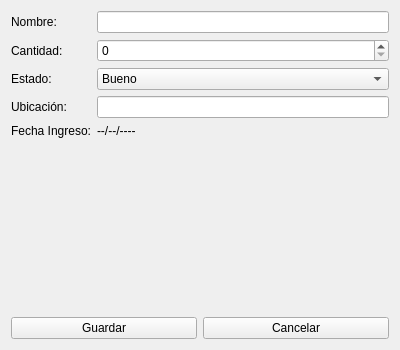
The window that src/vista/ui/ModificarMaterial.ui (OscaarMG/campasgym) describes before a commit, drawn with Qt 5.
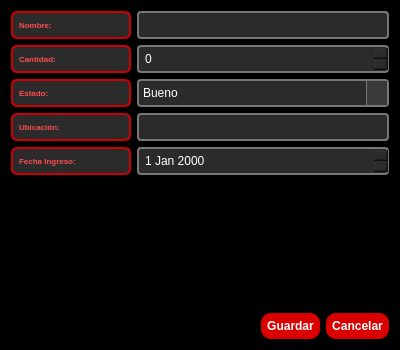
The same window after the commit.

What changed in the file:
```diff
--- a/src/vista/ui/ModificarMaterial.ui
+++ b/src/vista/ui/ModificarMaterial.ui
@@ -13,21 +13,75 @@
   <property name="windowTitle">
    <string>Modificar Material</string>
   </property>
+  <property name="styleSheet">
+   <string notr="true">background-color:#000000</string>
+  </property>
   <layout class="QVBoxLayout" name="verticalLayout">
    <item>
     <layout class="QFormLayout" name="formLayout">
      <item row="0" column="0">
       <widget class="QLabel" name="labelNombre">
+       <property name="minimumSize">
+        <size>
+         <width>120</width>
+         <height>0</height>
+        </size>
+       </property>
+       <property name="styleSheet">
+        <string notr="true">QLabel {
+    background-color: #2b2b2b;     
+    color: #ff4c4c;              
+    border: 2px solid #cc0000;     
+    padding: 4px;
+    font-size: 8px;
+    font-weight: bold;
+    border-radius: 6px;
+}
+
+</string>
+       </property>
        <property name="text">
         <string>Nombre:</string>
        </property>
       </widget>
      </item>
      <item row="0" column="1">
-      <widget class="QLineEdit" name="lineEditNombre"/>
+      <widget class="QLineEdit" name="lineEditNombre">
+       <property name="styleSheet">
+        <string notr="true">QLineEdit {
+    background-color: #2b2b2b;      
+    color: white;                   
+    border: 1.5px solid #777777;     
+    padding: 4px;
+    border-radius: 4px;
+    selection-background-color: #444444;
+    selection-color: #ff4c4c;        
+}
+</string>
+       </property>
+      </widget>
      </item>
      <item row="1" column="0">
       <widget class="QLabel" name="labelCantidad">
+       <property name="minimumSize">
+        <size>
+         <width>120</width>
+         <height>0</height>
+        </size>
+       </property>
+       <property name="styleSheet">
+        <string notr="true">QLabel {
+    background-color: #2b2b2b;     
+    color: #ff4c4c;              
+    border: 2px solid #cc0000;     
+    padding: 4px;
+    font-size: 8px;
+    font-weight: bold;
+    border-radius: 6px;
+}
+
+</string>
+       </property>
        <property name="text">
         <string>Cantidad:</string>
        </property>
@@ -35,6 +89,18 @@
      </item>
      <item row="1" column="1">
       <widget class="QSpinBox" name="spinBoxCantidad">
+       <property name="styleSheet">
+        <string notr="true">QSpinBox {
+    background-color: #2b2b2b;      
+    color: white;                   
+    border: 1.5px solid #777777;     
+    padding: 4px;
+    border-radius: 4px;
+    selection-background-color: #444444;
+    selection-color: #ff4c4c;        
+}
+</string>
+       </property>
        <property name="minimum">
         <number>0</number>
        </property>
@@ -42,6 +108,24 @@
      </item>
      <item row="2" column="0">
       <widget class="QLabel" name="labelEstado">
+       <property name="minimumSize">
+        <size>
+         <width>120</width>
+         <height>0</height>
+        </size>
+       </property>
+       <property name="styleSheet">
+        <string notr="true">QLabel {
+    background-color: #2b2b2b;     
+    color: #ff4c4c;              
+    border: 2px solid #cc0000;     
+    padding: 4px;
+    font-size: 8px;
+    font-weight: bold;
+    border-radius: 6px;
+}
+</string>
+       </property>
        <property name="text">
         <string>Estado:</string>
        </property>
@@ -49,6 +133,31 @@
      </item>
      <item row="2" column="1">
       <widget class="QComboBox" name="comboBoxEstado">
+       <property name="styleSheet">
+        <string notr="true">QComboBox {
+    background-color: #2b2b2b;   
+    color: white;                    
+    border: 1.5px solid #777777;     
+    padding: 4px;
+    border-radius: 4px;
+}
+
+QComboBox::drop-down {
+    subcontrol-origin: padding;
+    subcontrol-position: top right;
+    width: 20px;
+    border-left: 1px solid #777777;
+    background-color: #3a3a3a;
+}
+
+QComboBox QAbstractItemView {
+    background-color: #2b2b2b;
+    color: white;
+    selection-background-color: #444444;
+    selection-color: #ff4c4c;     
+    border: 1px solid #555555;
+}</string>
+       </property>
        <item>
         <property name="text">
          <string>Bueno</string>
@@ -78,34 +187,150 @@
      </item>
      <item row="3" column="0">
       <widget class="QLabel" name="labelUbicacion">
+       <property name="minimumSize">
+        <size>
+         <width>120</width>
+         <height>0</height>
+        </size>
+       </property>
+       <property name="styleSheet">
+        <string notr="true">QLabel {
+    background-color: #2b2b2b;     
+    color: #ff4c4c;              
+    border: 2px solid #cc0000;     
+    padding: 4px;
+    font-size: 8px;
+    font-weight: bold;
+    border-radius: 6px;
+}
+</string>
+       </property>
        <property name="text">
         <string>Ubicación:</string>
        </property>
       </widget>
      </item>
      <item row="3" column="1">
-      <widget class="QLineEdit" name="lineEditUbicacion"/>
+      <widget class="QLineEdit" name="lineEditUbicacion">
+       <property name="styleSheet">
+        <string notr="true">QLineEdit {
+    background-color: #2b2b2b;      
+    color: white;                   
+    border: 1.5px solid #777777;     
+    padding: 4px;
+    border-radius: 4px;
+    selection-background-color: #444444;
+    selection-color: #ff4c4c;        
+}
+</string>
+       </property>
+      </widget>
      </item>
      <item row="4" column="0">
       <widget class="QLabel" name="labelFechaIngreso">
+       <property name="minimumSize">
+        <size>
+         <width>120</width>
+         <height>0</height>
+        </size>
+       </property>
+       <property name="styleSheet">
+        <string notr="true">QLabel {
+    background-color: #2b2b2b;     
+    color: #ff4c4c;              
+    border: 2px solid #cc0000;     
+    padding: 4px;
+    font-size: 8px;
+    font-weight: bold;
+    border-radius: 6px;
+}
+</string>
+       </property>
        <property name="text">
         <string>Fecha Ingreso:</string>
        </property>
       </widget>
      </item>
      <item row="4" column="1">
-      <widget class="QLabel" name="labelFechaValor">
-       <property name="text">
-        <string>--/--/----</string>
+      <widget class="QDateEdit" name="dateEdit">
+       <property name="styleSheet">
+        <string notr="true">QDateEdit {
+    background-color: #2b2b2b;     
+    color: white;                  
+    border: 1.5px solid #777777;    
+    padding: 4px;
+    border-radius: 4px;
+    selection-background-color: #444444;
+    selection-color: #ff4c4c;        
+}
+
+QDateEdit::drop-down {
+    subcontrol-origin: padding;
+    subcontrol-position: top right;
+    width: 20px;
+    border-left: 1px solid #777777;
+    background-color: #3a3a3a;
+}
+
+QCalendarWidget {
+    background-color: #2b2b2b;
+    color: white;
+    border: 1px solid #555555;
+}
+
+QCalendarWidget QAbstractItemView {
+    selection-background-color: #444444;
+    selection-color: #ff4c4c;
+}</string>
        </property>
       </widget>
      </item>
     </layout>
    </item>
+   <item>
+    <spacer name="verticalSpacer">
+     <property name="orientation">
+      <enum>Qt::Vertical</enum>
+     </property>
+     <property name="sizeHint" stdset="0">
+      <size>
+       <width>20</width>
+       <height>40</height>
+      </size>
+     </property>
+    </spacer>
+   </item>
    <item>
     <layout class="QHBoxLayout" name="horizontalLayoutButtons">
+     <item>
+      <spacer name="horizontalSpacer">
+       <property name="orientation">
+        <enum>Qt::Horizontal</enum>
+       </property>
+       <property name="sizeHint" stdset="0">
+        <size>
+         <width>40</width>
+         <height>20</height>
+        </size>
+       </property>
+      </spacer>
+     </item>
      <item>
       <widget class="QPushButton" name="btnGuardar">
+       <property name="styleSheet">
+        <string notr="true">QPushButton {
+    background-color: #da0000;
+    color: white;
+    border-radius: 10px;
+    padding: 6px;
+    font-size: 12px;
+    font-weight: bold;
+}
+
+QPushButton:hover {
+    background-color: #aa0000;
+}</string>
+       </property>
        <property name="text">
         <string>Guardar</string>
        </property>
@@ -113,6 +338,20 @@
      </item>
      <item>
       <widget class="QPushButton" name="btnCancelar">
+       <property name="styleSheet">
+        <string notr="true">QPushButton {
+    background-color: #da0000;
+    color: white;
+    border-radius: 10px;
+    padding: 6px;
+    font-size: 12px;
+    font-weight: bold;
+}
+
+QPushButton:hover {
+    background-color: #aa0000;
+}</string>
+       </property>
        <property name="text">
         <string>Cancelar</string>
        </property>
```
